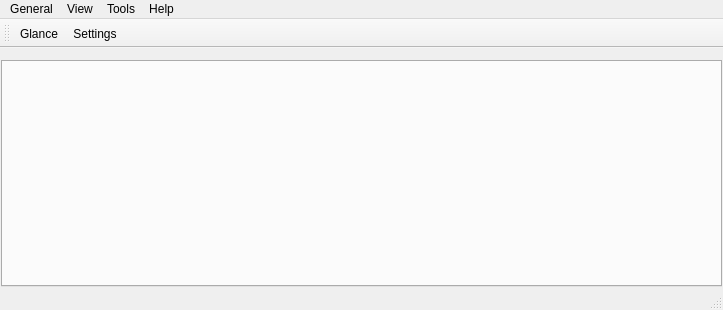
Qt form src/leechcraft.ui (0xd34df00d/leechcraft) before a commit.
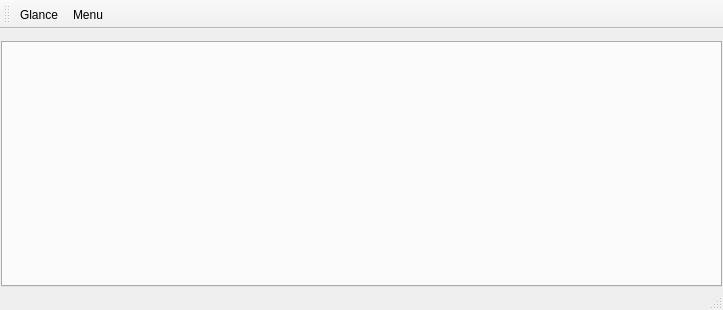
The same form after that commit. Icons and pictures are not drawn. Custom widgets are drawn as their Qt base class.

Commit message: Core: menu as button now mandatory.

```diff
--- a/src/leechcraft.ui
+++ b/src/leechcraft.ui
@@ -94,52 +94,7 @@
     <bool>false</bool>
    </attribute>
    <addaction name="ActionGlance_"/>
-   <addaction name="ActionSettings_"/>
-  </widget>
-  <widget class="QMenuBar" name="MenuBar_">
-   <property name="geometry">
-    <rect>
-     <x>0</x>
-     <y>0</y>
-     <width>723</width>
-     <height>23</height>
-    </rect>
-   </property>
-   <widget class="QMenu" name="MenuGeneral_">
-    <property name="title">
-     <string>General</string>
-    </property>
-    <addaction name="ActionAddTask_"/>
-    <addaction name="ActionNewTab_"/>
-    <addaction name="separator"/>
-    <addaction name="ActionQuit_"/>
-   </widget>
-   <widget class="QMenu" name="MenuTools_">
-    <property name="title">
-     <string>Tools</string>
-    </property>
-    <addaction name="ActionLogger_"/>
-    <addaction name="separator"/>
-    <addaction name="ActionSettings_"/>
-   </widget>
-   <widget class="QMenu" name="MenuHelp_">
-    <property name="title">
-     <string>Help</string>
-    </property>
-    <addaction name="ActionAboutLeechCraft_"/>
-    <addaction name="ActionAboutQt_"/>
-   </widget>
-   <widget class="QMenu" name="MenuView_">
-    <property name="title">
-     <string>View</string>
-    </property>
-    <addaction name="ActionShowStatusBar_"/>
-    <addaction name="ActionFullscreenMode_"/>
-   </widget>
-   <addaction name="MenuGeneral_"/>
-   <addaction name="MenuView_"/>
-   <addaction name="MenuTools_"/>
-   <addaction name="MenuHelp_"/>
+   <addaction name="ActionMenu_"/>
   </widget>
   <action name="ActionAddTask_">
    <property name="text">
```
The commit also changes 4 other files.
